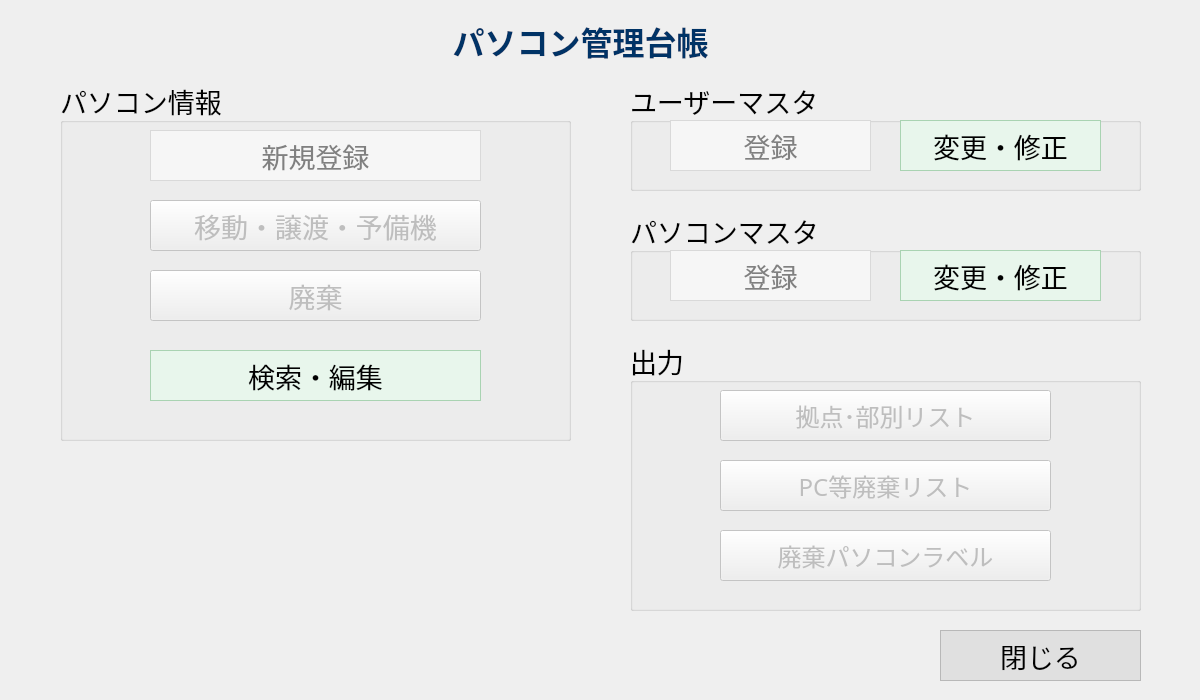
The window that ui/frmMain.ui (syaraandryukobo-tech/PcAssentManager) describes before a commit, drawn with Qt 5.
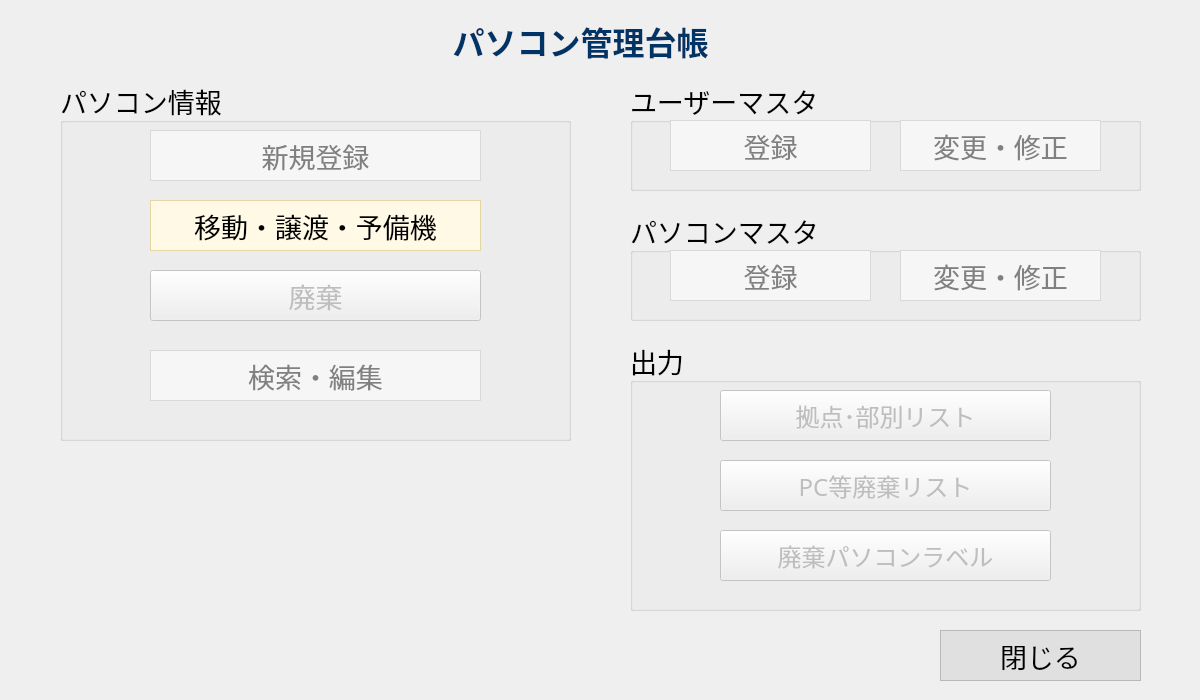
The same window after the commit.

Patch:
```diff
--- a/ui/frmMain.ui
+++ b/ui/frmMain.ui
@@ -123,7 +123,7 @@
     </widget>
     <widget class="QPushButton" name="btnTransfer">
      <property name="enabled">
-      <bool>false</bool>
+      <bool>true</bool>
      </property>
      <property name="geometry">
       <rect>
@@ -133,6 +133,36 @@
        <height>51</height>
       </rect>
      </property>
+     <property name="font">
+      <font>
+       <family>Meiryo</family>
+       <pointsize>20</pointsize>
+      </font>
+     </property>
+     <property name="styleSheet">
+      <string notr="true">QPushButton {
+    background-color: #FFF9E6; /* 通常：淡い黄 */
+    color: #000000;
+    border: 1px solid #E3D7A5; /* 淡い黄の枠線 */
+    border-radius: 0px;
+}
+
+QPushButton:hover {
+    background-color: #FFF3CC; /* ホバー */
+    color: #000000;
+}
+
+QPushButton:disabled {
+    background-color: #F6F6F6;
+    color: #808080;
+    border: 1px solid #D9D9D9;
+}
+
+QPushButton:pressed {
+    background-color: #F2E4A8; /* 押下 */
+    color: #000000;
+}</string>
+     </property>
      <property name="text">
       <string>移動・譲渡・予備機</string>
      </property>
@@ -155,7 +185,7 @@
     </widget>
     <widget class="QPushButton" name="btnSearchEdit">
      <property name="enabled">
-      <bool>true</bool>
+      <bool>false</bool>
      </property>
      <property name="geometry">
       <rect>
@@ -165,6 +195,12 @@
        <height>51</height>
       </rect>
      </property>
+     <property name="font">
+      <font>
+       <family>Meiryo</family>
+       <pointsize>20</pointsize>
+      </font>
+     </property>
      <property name="styleSheet">
       <string notr="true">QPushButton {
     background-color: #E8F6EC;   /* 通常：淡い緑 */
@@ -178,6 +214,12 @@
     color: #000000;
 }
 
+QPushButton:disabled {
+    background-color: #F6F6F6;
+    color: #808080;
+    border: 1px solid #D9D9D9;
+}
+
 QPushButton:pressed {
     background-color: #C6E5CE;   /* 押下 */
     color: #000000;
@@ -254,7 +296,7 @@
     </widget>
     <widget class="QPushButton" name="btnUserMasterEdit">
      <property name="enabled">
-      <bool>true</bool>
+      <bool>false</bool>
      </property>
      <property name="geometry">
       <rect>
@@ -264,6 +306,12 @@
        <height>51</height>
       </rect>
      </property>
+     <property name="font">
+      <font>
+       <family>Meiryo</family>
+       <pointsize>20</pointsize>
+      </font>
+     </property>
      <property name="styleSheet">
       <string notr="true">QPushButton {
     background-color: #E8F6EC;   /* 通常：淡い緑 */
@@ -277,6 +325,12 @@
     color: #000000;
 }
 
+QPushButton:disabled {
+    background-color: #F6F6F6;
+    color: #808080;
+    border: 1px solid #D9D9D9;
+}
+
 QPushButton:pressed {
     background-color: #C6E5CE;   /* 押下 */
     color: #000000;
@@ -354,7 +408,7 @@
     </widget>
     <widget class="QPushButton" name="btnPcMasterEdit">
      <property name="enabled">
-      <bool>true</bool>
+      <bool>false</bool>
      </property>
      <property name="geometry">
       <rect>
@@ -364,6 +418,12 @@
        <height>51</height>
       </rect>
      </property>
+     <property name="font">
+      <font>
+       <family>Meiryo</family>
+       <pointsize>20</pointsize>
+      </font>
+     </property>
      <property name="styleSheet">
       <string notr="true">QPushButton {
     background-color: #E8F6EC;   /* 通常：淡い緑 */
@@ -377,6 +437,12 @@
     color: #000000;
 }
 
+QPushButton:disabled {
+    background-color: #F6F6F6;
+    color: #808080;
+    border: 1px solid #D9D9D9;
+}
+
 QPushButton:pressed {
     background-color: #C6E5CE;   /* 押下 */
     color: #000000;
```
